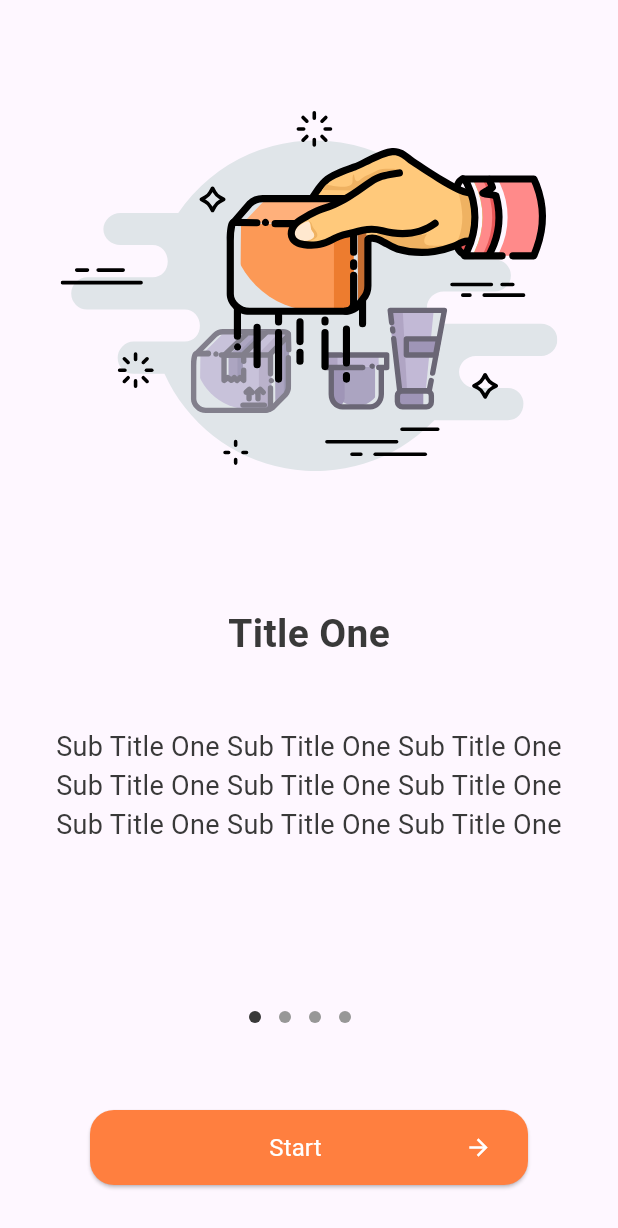
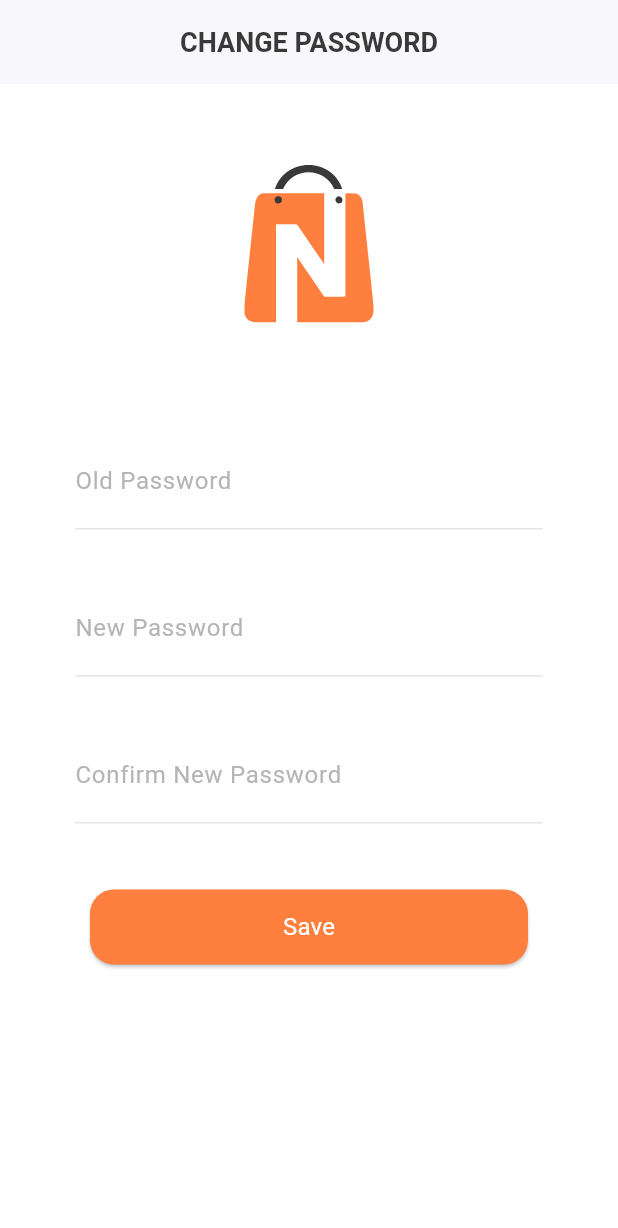
Before and after one commit to Khaled-Shbair/new_shop, a Flutter app: the screen it shows after launch, on a phone screen of 412 x 824 dp. Shown: the top 1228 px of the screen. Run offline on Flutter 3.47's test engine with Material 2 defaults, Android fonts, the phone set to English and light mode, and no system bars; our stand-ins replace flutter_svg, get.

Commit message:
finish auth screens

```diff
--- a/lib/core/binding.dart
+++ b/lib/core/binding.dart
@@ -1,4 +1,5 @@
 import '../features/onboarding/controller/onboarding_getx.dart';
+import '../features/auth/controller/change_password_getx.dart';
 import '../features/auth/controller/forget_password_getx.dart';
 import '../features/splash/controller/splash_screen_getx.dart';
 import '../features/auth/controller/sign_in_getx.dart';
@@ -13,5 +14,6 @@ class Binding extends Bindings {
     Get.lazyPut(() => SignUpGetX());
     Get.lazyPut(() => SignInGetX());
     Get.lazyPut(() => ForgetPasswordGetX());
+    Get.lazyPut(() => ChangePasswordGetX());
   }
 }
--- a/lib/core/resources/manage_colors.dart
+++ b/lib/core/resources/manage_colors.dart
@@ -2,14 +2,16 @@ import 'package:flutter/material.dart';
 
 class ManageColors {
   static const Color primaryColor = Color(0XFFFF7F3F);
+  static const Color secondaryColor = Color(0XFF393939);
+
+  static const Color c1 = Color(0XFF979797);
+  static const Color c2 = Color(0XFFB5B5B5);
+  static const Color c3 = Color(0XFFC6CBD4);
+  static const Color c4 = Color(0XFFF8F8FC);
 
   static const Color transparent = Colors.transparent;
   static const Color white = Colors.white;
   static const Color black = Colors.black;
-  static const Color c1 = Color(0XFF393939);
-  static const Color c2 = Color(0XFF979797);
-  static const Color c4 = Color(0XFFB5B5B5);
-  static const Color c5 = Color(0XFFC6CBD4);
   static final Color blackWithOpacity70 = Colors.black.withOpacity(0.70);
   static final Color blackWithOpacity10 = Colors.black.withOpacity(0.10);
   static final Color whiteWithOpacity50 = Colors.white.withOpacity(0.50);
--- a/lib/core/resources/manage_heights.dart
+++ b/lib/core/resources/manage_heights.dart
@@ -12,7 +12,9 @@ class ManageHeights {
   static const double h40 = 40;
   static const double h44 = 44;
   static const double h50 = 50;
+  static const double h54 = 54;
   static const double h58 = 58;
+  static const double h74 = 74;
   static const double h78 = 78;
   static const double h90 = 90;
   static const double h240 = 240;
--- a/lib/core/resources/manage_routes.dart
+++ b/lib/core/resources/manage_routes.dart
@@ -5,4 +5,5 @@ class ManageRoutes {
   static const String signUpScreen = '/signUpScreen';
   static const String signInScreen = '/signInScreen';
   static const String forgotPasswordScreen = '/forgotPasswordScreen';
+  static const String changePasswordScreen = '/changePasswordScreen';
 }
--- a/lib/core/resources/manage_widths.dart
+++ b/lib/core/resources/manage_widths.dart
@@ -3,7 +3,9 @@ class ManageWidth {
   static const double w34 = 34;
   static const double w26 = 26;
   static const double w12 = 12;
+  static const double w10 = 10;
   static const double w260 = 260;
   static const double w86 = 86;
   static const double w110 = 110;
+  static const double w50 = 50;
 }
--- a/lib/core/widgets/icon_hide_password.dart
+++ b/lib/core/widgets/icon_hide_password.dart
@@ -18,7 +18,7 @@ class IconHidePassword extends StatelessWidget {
       onPressed: onPressed,
       icon: Icon(
         !status ? Icons.visibility : Icons.visibility_off,
-        color: ManageColors.c5,
+        color: ManageColors.c3,
       ),
     );
   }
--- a/lib/core/widgets/my_text_field.dart
+++ b/lib/core/widgets/my_text_field.dart
@@ -38,7 +38,7 @@ class MyTextField extends StatelessWidget {
         cursorColor: ManageColors.primaryColor,
         obscureText: obscureText,
         style: const TextStyle(
-          color: ManageColors.c1,
+          color: ManageColors.secondaryColor,
           fontSize: ManageFontsSizes.s16,
           fontWeight: ManageFontsWeights.w400,
         ),
@@ -60,7 +60,7 @@ class MyTextField extends StatelessWidget {
             ),
           ),
           labelStyle: const TextStyle(
-            color: ManageColors.c4,
+            color: ManageColors.c2,
             fontSize: ManageFontsSizes.s16,
             fontWeight: ManageFontsWeights.w400,
           ),
--- /dev/null
+++ b/lib/features/auth/controller/change_password_getx.dart
@@ -0,0 +1,44 @@
+import 'package:flutter/material.dart';
+import 'package:get/get.dart';
+
+class ChangePasswordGetX extends GetxController {
+  static ChangePasswordGetX get to => Get.find();
+  late TextEditingController _oldPassword;
+  late TextEditingController _newPassword;
+  late TextEditingController _confirmNewPassword;
+
+  TextEditingController get oldPassword => _oldPassword;
+
+  TextEditingController get newPassword => _newPassword;
+
+  TextEditingController get confirmNewPassword => _confirmNewPassword;
+
+  @override
+  void onInit() {
+    super.onInit();
+    _oldPassword = TextEditingController();
+    _newPassword = TextEditingController();
+    _confirmNewPassword = TextEditingController();
+  }
+
+  @override
+  void dispose() {
+    _oldPassword.dispose();
+    _newPassword.dispose();
+    _confirmNewPassword.dispose();
+    super.dispose();
+  }
+
+  bool _checkData() {
+    if (_oldPassword.text.isNotEmpty &&
+        _newPassword.text.isNotEmpty &&
+        _confirmNewPassword.text.isNotEmpty) {
+      return true;
+    }
+    return false;
+  }
+
+  void changePassword() {
+    if (_checkData()) {}
+  }
+}
--- /dev/null
+++ b/lib/features/auth/presentation/view/change_password_screen.dart
@@ -0,0 +1,76 @@
+import 'package:flutter/material.dart';
+import 'package:get/get.dart';
+
+import '../../../../core/resources/manage_colors.dart';
+import '../../../../core/resources/manage_fonts_sizes.dart';
+import '../../../../core/resources/manage_fonts_weights.dart';
+import '../../../../core/resources/manage_heights.dart';
+import '../../../../core/resources/manage_widths.dart';
+import '../../../../core/widgets/my_button.dart';
+import '../../../../core/widgets/my_image_logo.dart';
+import '../../../../core/widgets/my_text_field.dart';
+import '../../controller/change_password_getx.dart';
+
+class ChangePasswordScreen extends StatelessWidget {
+  const ChangePasswordScreen({super.key});
+
+  @override
+  Widget build(BuildContext context) {
+    return Scaffold(
+      backgroundColor: ManageColors.white,
+
+      appBar: AppBar(
+        backgroundColor: ManageColors.c4,
+        title: Text(
+          'change_password'.tr.toUpperCase(),
+          style: const TextStyle(
+            color: ManageColors.secondaryColor,
+            fontWeight: ManageFontsWeights.w700,
+            fontSize: ManageFontsSizes.s18,
+          ),
+        ),
+      ),
+      body: GetBuilder<ChangePasswordGetX>(
+        init: ChangePasswordGetX.to,
+        builder: (controller) {
+          return ListView(
+            physics: const NeverScrollableScrollPhysics(),
+            padding: const EdgeInsetsDirectional.only(
+              start: ManageWidth.w50,
+              end: ManageWidth.w50,
+              top: ManageHeights.h54,
+            ),
+            children: [
+              const MyImageLogo(),
+              const SizedBox(height: ManageHeights.h74),
+              MyTextField(
+                keyboard: TextInputType.visiblePassword,
+                label: 'old_password'.tr,
+                controller: controller.oldPassword,
+                bottom: ManageHeights.h34,
+              ),
+              MyTextField(
+                keyboard: TextInputType.visiblePassword,
+                label: 'new_password'.tr,
+                controller: controller.newPassword,
+                bottom: ManageHeights.h34,
+              ),
+              MyTextField(
+                keyboard: TextInputType.visiblePassword,
+                label: 'confirm_new_password'.tr,
+                controller: controller.confirmNewPassword,
+                bottom: ManageHeights.h44,
+              ),
+              MyButton(
+                onPressed: controller.changePassword,
+                start: ManageWidth.w10,
+                end: ManageWidth.w10,
+                text: 'save'.tr,
+              ),
+            ],
+          );
+        },
+      ),
+    );
+  }
+}
--- a/lib/features/auth/presentation/view/sign_in_screen.dart
+++ b/lib/features/auth/presentation/view/sign_in_screen.dart
@@ -22,6 +22,8 @@ class SignInScreen extends StatelessWidget {
   @override
   Widget build(BuildContext context) {
     return Scaffold(
+      backgroundColor: ManageColors.white,
+
       appBar: AppBar(),
       body: GetX<SignInGetX>(
         init: SignInGetX.to,
@@ -39,7 +41,7 @@ class SignInScreen extends StatelessWidget {
               Text(
                 'sign_in'.tr.toUpperCase(),
                 style: const TextStyle(
-                  color: ManageColors.c1,
+                  color: ManageColors.secondaryColor,
                   fontWeight: ManageFontsWeights.w700,
                   fontSize: ManageFontsSizes.s32,
                 ),
@@ -80,7 +82,7 @@ class SignInScreen extends StatelessWidget {
                 title: Text(
                   'remember_me'.tr,
                   style: const TextStyle(
-                    color: ManageColors.c1,
+                    color: ManageColors.secondaryColor,
                     fontSize: ManageFontsSizes.s14,
                     fontWeight: ManageFontsWeights.w400,
                   ),
--- a/lib/features/auth/presentation/view/welcome_screen.dart
+++ b/lib/features/auth/presentation/view/welcome_screen.dart
@@ -16,6 +16,7 @@ class WelcomeScreen extends StatelessWidget {
   @override
   Widget build(BuildContext context) {
     return Scaffold(
+      backgroundColor: ManageColors.white,
       body: Stack(
         alignment: AlignmentDirectional.center,
         children: [
--- a/lib/features/auth/presentation/widgets/my_rich_text.dart
+++ b/lib/features/auth/presentation/widgets/my_rich_text.dart
@@ -25,7 +25,7 @@ class MyRichText extends StatelessWidget {
           TextSpan(
             text: textQuestion,
             style: const TextStyle(
-              color: ManageColors.c1,
+              color: ManageColors.secondaryColor,
               fontSize: ManageFontsSizes.s16,
               fontWeight: ManageFontsWeights.w400,
             ),
--- a/lib/features/onboarding/presentation/view/onboarding_screen.dart
+++ b/lib/features/onboarding/presentation/view/onboarding_screen.dart
@@ -1,17 +1,15 @@
-import '../../../../core/resources/manage_fonts_weights.dart';
 import '../../../../core/resources/manage_icons_sizes.dart';
-import '../../../../core/resources/manage_fonts_sizes.dart';
 import '../../../../core/resources/manage_heights.dart';
 import '../../../../core/resources/manage_assets.dart';
 import '../../../../core/resources/manage_colors.dart';
 import '../../../../core/resources/manage_routes.dart';
 import '../../../../core/resources/manage_widths.dart';
 import '../../../../core/widgets/my_button.dart';
+import '../../controller/onboarding_getx.dart';
 import '../widgets/page_view_contents.dart';
 import '../../../../core/constants.dart';
 import '../widgets/page_indicator.dart';
 import 'package:flutter/material.dart';
-import '../../controller/onboarding_getx.dart';
 import 'package:get/get.dart';
 
 class OnboardingScreen extends StatelessWidget {
@@ -23,24 +21,17 @@ class OnboardingScreen extends StatelessWidget {
       init: OnboardingGetX.to,
       builder: (controller) {
         return Scaffold(
+          backgroundColor: ManageColors.white,
           appBar: AppBar(
             elevation: Constants.elevationAppBar,
             backgroundColor: ManageColors.transparent,
             leading: Visibility(
-              visible: controller.currentPageIndex != 0,
+              visible: !controller.currentPage(0),
               child: IconButton(
-                onPressed: () {
-                  controller.pageController!.previousPage(
-                    duration: const Duration(
-                      seconds: Constants
-                          .durationToReturnToPreviousPageInOnboardingScreen,
-                    ),
-                    curve: Curves.easeInOut,
-                  );
-                },
+                onPressed: controller.previousPage,
                 icon: const Icon(
                   Icons.arrow_back,
-                  color: ManageColors.c1,
+                  color: ManageColors.secondaryColor,
                   size: ManageIconsSizes.s28,
                 ),
               ),
@@ -89,24 +80,24 @@ class OnboardingScreen extends StatelessWidget {
                   mainAxisAlignment: MainAxisAlignment.center,
                   children: [
                     PageIndicator(
-                      color: controller.currentPageIndex == 0
-                          ? ManageColors.c1
-                          : ManageColors.c2,
+                      color: controller.currentPage(0)
+                          ? ManageColors.secondaryColor
+                          : ManageColors.c1,
                     ),
                     PageIndicator(
-                      color: controller.currentPageIndex == 1
-                          ? ManageColors.c1
-                          : ManageColors.c2,
+                      color: controller.currentPage(1)
+                          ? ManageColors.secondaryColor
+                          : ManageColors.c1,
                     ),
                     PageIndicator(
-                      color: controller.currentPageIndex == 2
-                          ? ManageColors.c1
-                          : ManageColors.c2,
+                      color: controller.currentPage(2)
+                          ? ManageColors.secondaryColor
+                          : ManageColors.c1,
                     ),
                     PageIndicator(
-                      color: controller.currentPageIndex == 3
-                          ? ManageColors.c1
-                          : ManageColors.c2,
+                      color: controller.currentPage(3)
+                          ? ManageColors.secondaryColor
+                          : ManageColors.c1,
                     ),
                   ],
                 ),
@@ -119,27 +110,8 @@ class OnboardingScreen extends StatelessWidget {
                   start: ManageWidth.w26,
                   end: ManageWidth.w26,
                   text: 'start'.tr,
+                  iconRow: Icons.arrow_forward,
                   isRow: true,
-                  child: Row(
-                    mainAxisAlignment: MainAxisAlignment.center,
-                    children: [
-                      Expanded(
-                        child: Text(
-                          'start'.tr,
-                          textAlign: TextAlign.center,
-                          style: const TextStyle(
-                            color: ManageColors.white,
-                            fontSize: ManageFontsSizes.s16,
-                            fontWeight: ManageFontsWeights.w400,
-                          ),
-                        ),
-                      ),
-                      const Icon(
-                        Icons.arrow_forward,
-                        color: ManageColors.white,
-                      ),
-                    ],
-                  ),
                 ),
               ],
             ),
--- a/lib/features/onboarding/presentation/widgets/page_view_contents.dart
+++ b/lib/features/onboarding/presentation/widgets/page_view_contents.dart
@@ -31,7 +31,7 @@ class PageViewContents extends StatelessWidget {
           title,
           style: const TextStyle(
             fontSize: ManageFontsSizes.s26,
-            color: ManageColors.c1,
+            color: ManageColors.secondaryColor,
             fontWeight: ManageFontsWeights.w700,
           ),
         ),
@@ -43,7 +43,7 @@ class PageViewContents extends StatelessWidget {
             subTitle,
             style: const TextStyle(
               fontSize: ManageFontsSizes.s18,
-              color: ManageColors.c1,
+              color: ManageColors.secondaryColor,
               fontWeight: ManageFontsWeights.w400,
             ),
           ),
--- a/lib/features/splash/presentation/view/splash_screen.dart
+++ b/lib/features/splash/presentation/view/splash_screen.dart
@@ -1,4 +1,5 @@
 import '../../../../core/resources/manage_assets.dart';
+import '../../../../core/resources/manage_colors.dart';
 import '../../../../core/widgets/my_image_logo.dart';
 import '../../controller/splash_screen_getx.dart';
 import 'package:flutter_svg/flutter_svg.dart';
@@ -11,6 +12,7 @@ class SplashScreen extends StatelessWidget {
   Widget build(BuildContext context) {
     SplashScreenGetX.to;
     return Scaffold(
+      backgroundColor: ManageColors.white,
       body: Stack(
         alignment: AlignmentDirectional.center,
         children: [
--- a/lib/main.dart
+++ b/lib/main.dart
@@ -1,6 +1,8 @@
 import 'package:flutter/material.dart';
 import 'package:get/get.dart';
 import 'core/binding.dart';
+import 'core/resources/manage_colors.dart';
+import 'features/auth/presentation/view/change_password_screen.dart';
 import 'languages/translation.dart';
 
 //
@@ -28,9 +30,13 @@ class MyApp extends StatelessWidget {
       fallbackLocale: const Locale('en'),
       theme: ThemeData(
         useMaterial3: true,
+        scaffoldBackgroundColor: ManageColors.c4,
+        appBarTheme: const AppBarTheme(
+          centerTitle: true,
+        ),
       ),
       initialBinding: Binding(),
-      initialRoute: ManageRoutes.splashScreen,
+      initialRoute: ManageRoutes.changePasswordScreen,
       routes: {
         ManageRoutes.splashScreen: (context) => const SplashScreen(),
         ManageRoutes.onboardingScreen: (context) => const OnboardingScreen(),
@@ -39,6 +45,8 @@ class MyApp extends StatelessWidget {
         ManageRoutes.signUpScreen: (context) => const SignUpScreen(),
         ManageRoutes.forgotPasswordScreen: (context) =>
             const ForgetPasswordScreen(),
+        ManageRoutes.changePasswordScreen: (context) =>
+            const ChangePasswordScreen(),
       },
     );
   }
```
Also changed, not shown: lib/features/auth/controller/forget_password_getx.dart (+28 -1 lines), lib/features/auth/presentation/view/forget_password_screen.dart (+51 -6 lines), lib/features/auth/presentation/view/sign_up_screen.dart (+6 -3 lines), lib/features/onboarding/controller/onboarding_getx.dart (+18 -0 lines).
